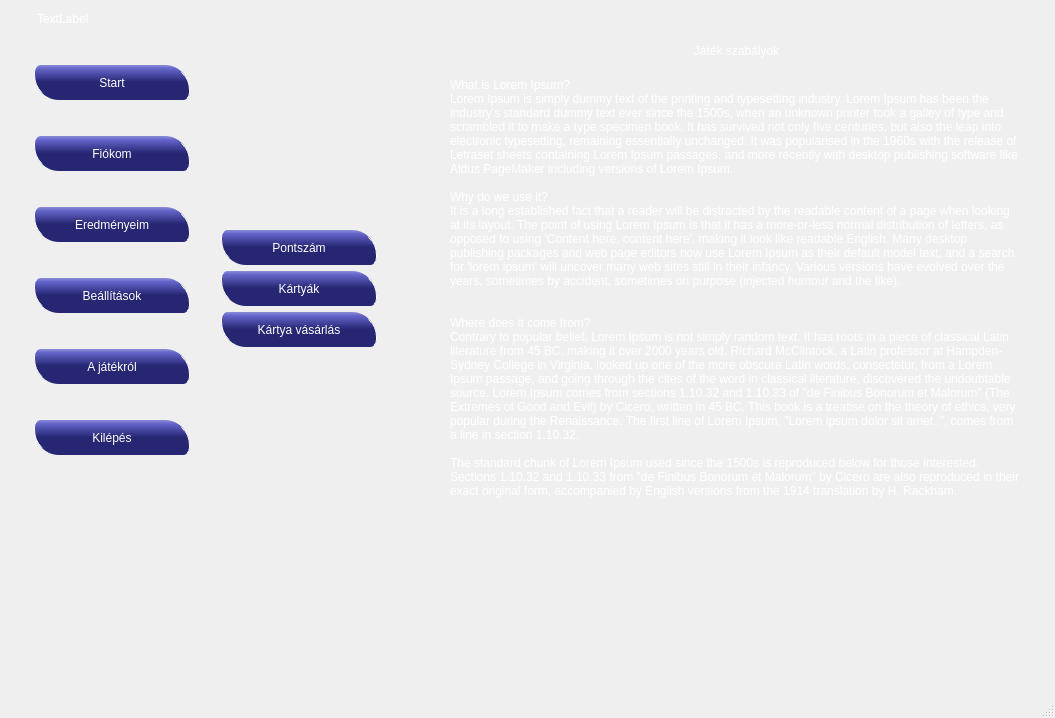
Qt form qtserver/jatekfelulet.ui (p-anna9603/fancy_nev) before a commit.
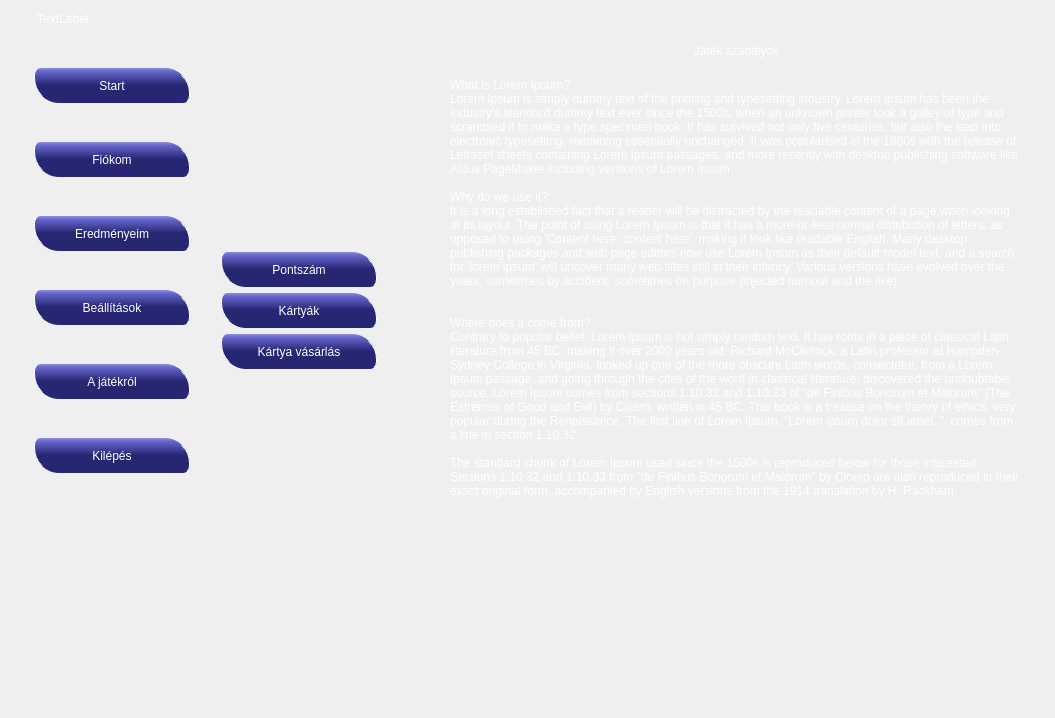
The same form after that commit. The open tabs and pages were chosen to show the change. Icons and pictures are not drawn. Custom widgets are drawn as their Qt base class.

The edit to the form file:
```diff
--- a/qtserver/jatekfelulet.ui
+++ b/qtserver/jatekfelulet.ui
@@ -1272,8 +1272,8 @@
                     <rect>
                      <x>0</x>
                      <y>0</y>
-                     <width>587</width>
-                     <height>403</height>
+                     <width>87</width>
+                     <height>87</height>
                     </rect>
                    </property>
                    <layout class="QVBoxLayout" name="verticalLayout_6">
@@ -1716,7 +1716,6 @@
     </item>
    </layout>
   </widget>
-  <widget class="QStatusBar" name="statusbar"/>
   <action name="actionPontsz_m">
    <property name="text">
     <string>Pontszám</string>
```
Left out of the diff: 2 changed lines with no effect on the pictures.
